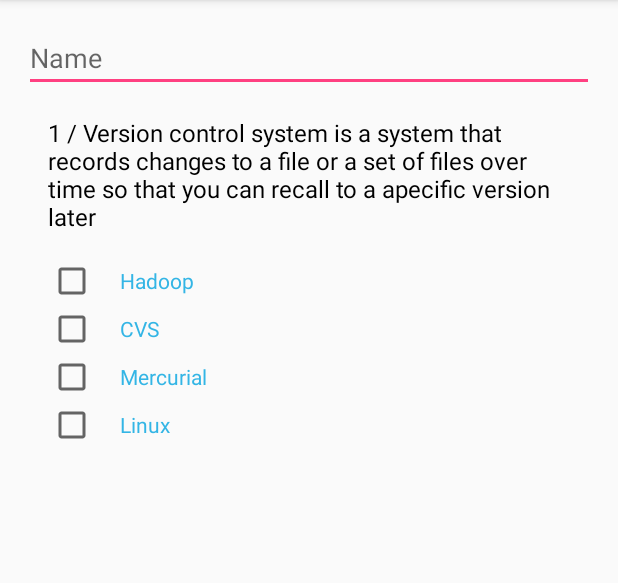
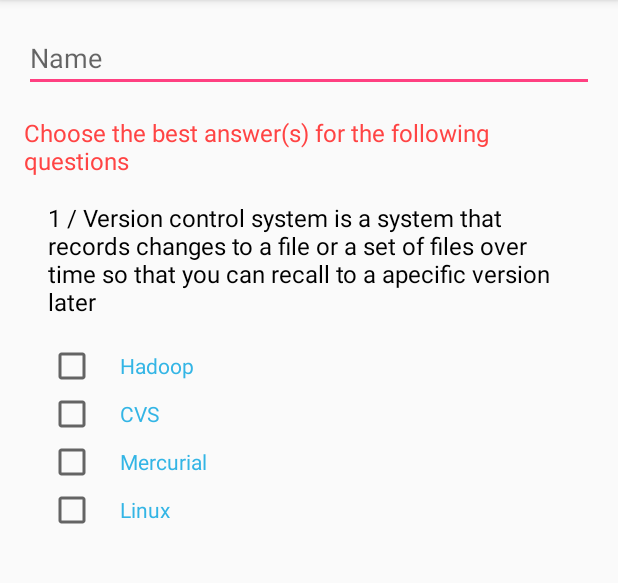
Before and after one commit to hossamnasser938/VCS_Quiz, an Android app: the screen it shows after launch (MainActivity), on a phone screen of 412 x 824 dp, the part 84-667 px from its top. Run offline under Robolectric (Android 15) with nearby library versions, the phone set to English and light mode, and no system bars.

Commit message:
Add main question text and its style

```diff
--- a/app/src/main/res/layout/activity_main.xml
+++ b/app/src/main/res/layout/activity_main.xml
@@ -13,6 +13,10 @@
         <EditText
             style="@style/BasicEditText"
             android:hint="@string/name" />
+
+        <TextView
+            style="@style/BasicMainQuestionText"
+            android:text="@string/main_question"/>
 
         <LinearLayout
             style="@style/BasicQuestionLinearLayout">
--- a/app/src/main/res/values/strings.xml
+++ b/app/src/main/res/values/strings.xml
@@ -1,6 +1,7 @@
 <resources>
     <string name="app_name">Quiz</string>
     <string name="name">Name</string>
+    <string name="main_question">Choose the best answer(s) for the following questions</string>
     <string name="question1">1 / Version control system is a system that records changes to a file or a set of files over time so that you can recall to a apecific version later</string>
     <string name="question1_choice1">Hadoop</string>
     <string name="question1_choice2">CVS</string>
--- a/app/src/main/res/values/styles.xml
+++ b/app/src/main/res/values/styles.xml
@@ -23,20 +23,28 @@
     <!-- Basic Question LinearLayout style inherits from BasicEditText style -->
     <style name="BasicQuestionLinearLayout" parent="BasicEditText">
 
-        <item name="layout_marginTop">0dp</item>
-        <item name="layout_marginBottom">16dp</item>
+        <item name="android:layout_marginTop">0dp</item>
+        <item name="android:layout_marginBottom">16dp</item>
         <item name="android:orientation">vertical</item>
 
     </style>
 
 
+    <!-- Basic Main Question style inherits from BasicEditText style -->
+    <style name="BasicMainQuestionText" parent="BasicEditText">
+
+        <item name="android:layout_marginBottom">0dp</item>
+        <item name="android:textSize">16sp</item>
+        <item name="android:textColor">@android:color/holo_red_light</item>
+
+    </style>
+
+
     <!-- Basic Question Text style inherits from BasicEditText style -->
-    <style name="BasicQuestionText" parent="BasicEditText">
+    <style name="BasicQuestionText" parent="BasicMainQuestionText">
 
-        <item name="android:layout_width">wrap_content</item>
-        <item name="android:layout_marginTop">0dp</item>
+        <item name="android:layout_marginTop">16dp</item>
         <item name="android:layout_marginBottom">16dp</item>
-        <item name="android:textSize">16sp</item>
         <item name="android:textColor">@android:color/black</item>
 
     </style>
@@ -44,6 +52,7 @@
 
     <style name="BasicQuestionChoiceCheckBox" parent="BasicQuestionText">
 
+        <item name="android:layout_marginTop">0dp</item>
         <item name="android:layout_marginBottom">0dp</item>
         <item name="android:textSize">14sp</item>
         <item name="android:textColor">@android:color/holo_blue_light</item>
```
